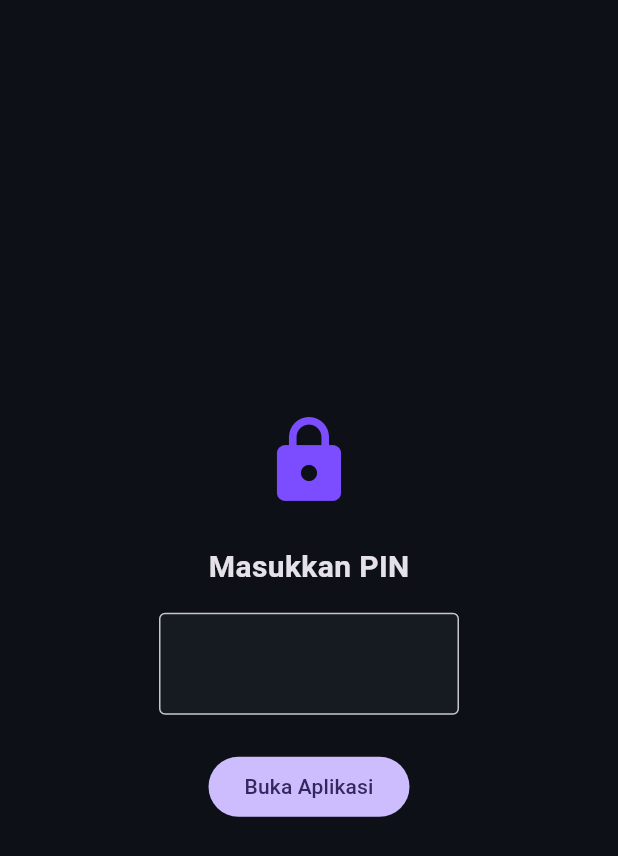
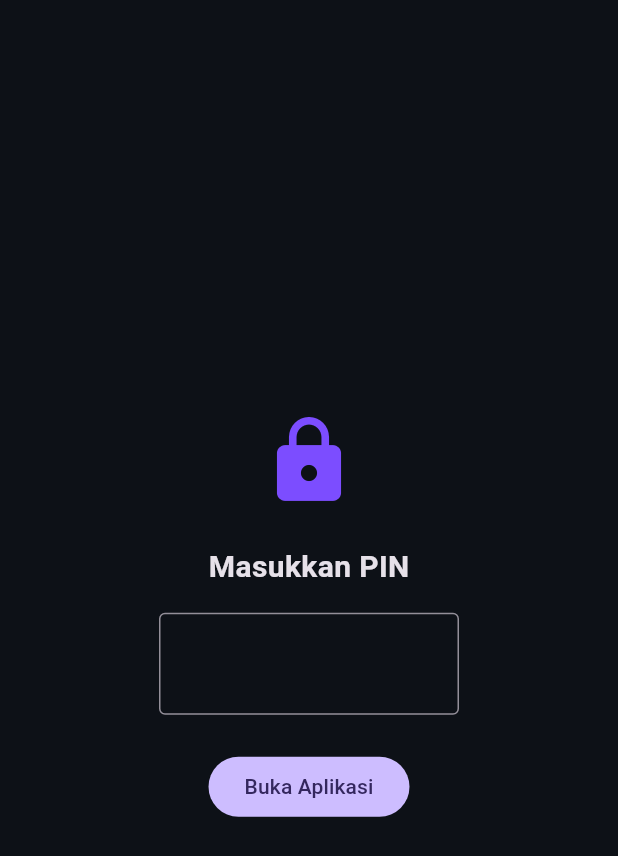
Before and after one commit to daffaarifqiy/Ai, a Flutter app: the screen it shows after launch, on a phone screen of 412 x 824 dp. Shown: the top 856 px of the screen. Run offline on Flutter 3.47's test engine with Material 3 defaults, Android fonts, the phone set to English and light mode, and no system bars; our stand-ins replace device_info_plus, flutter_highlight, hive, permission_handler, shared_preferences, webview_flutter; missing offline and left inert: llama_flutter_android; accounts and stored records are empty.

Commit message:
Update main.dart

```diff
--- a/files/lib/main.dart
+++ b/files/lib/main.dart
@@ -1,9 +1,8 @@
 import 'package:flutter/material.dart';
 import 'package:flutter/services.dart';
-import 'package:hive_flutter/hive_flutter.dart';
 import 'screens/lock_screen.dart';
 
-Future<void> main() async {
+void main() {
   WidgetsFlutterBinding.ensureInitialized();
 
   SystemChrome.setSystemUIOverlayStyle(const SystemUiOverlayStyle(
@@ -11,14 +10,7 @@ Future<void> main() async {
     statusBarIconBrightness: Brightness.light,
   ));
 
-  try {
-    await Hive.initFlutter();
-    await Hive.openBox('chat_sessions');
-    await Hive.openBox('chat_messages');
-  } catch (e) {
-    debugPrint('Gagal inisialisasi database: $e');
-  }
-
+  // Langsung jalankan aplikasi tanpa inisialisasi berat
   runApp(const XdfaaaApp());
 }
 
@@ -40,14 +32,6 @@ class XdfaaaApp extends StatelessWidget {
           elevation: 0,
           centerTitle: true,
         ),
-        inputDecorationTheme: InputDecorationTheme(
-          filled: true,
-          fillColor: const Color(0xFF161B22),
-          border: OutlineInputBorder(
-            borderRadius: BorderRadius.circular(12),
-            borderSide: BorderSide.none,
-          ),
-        ),
       ),
       home: const LockScreen(),
     );
```
